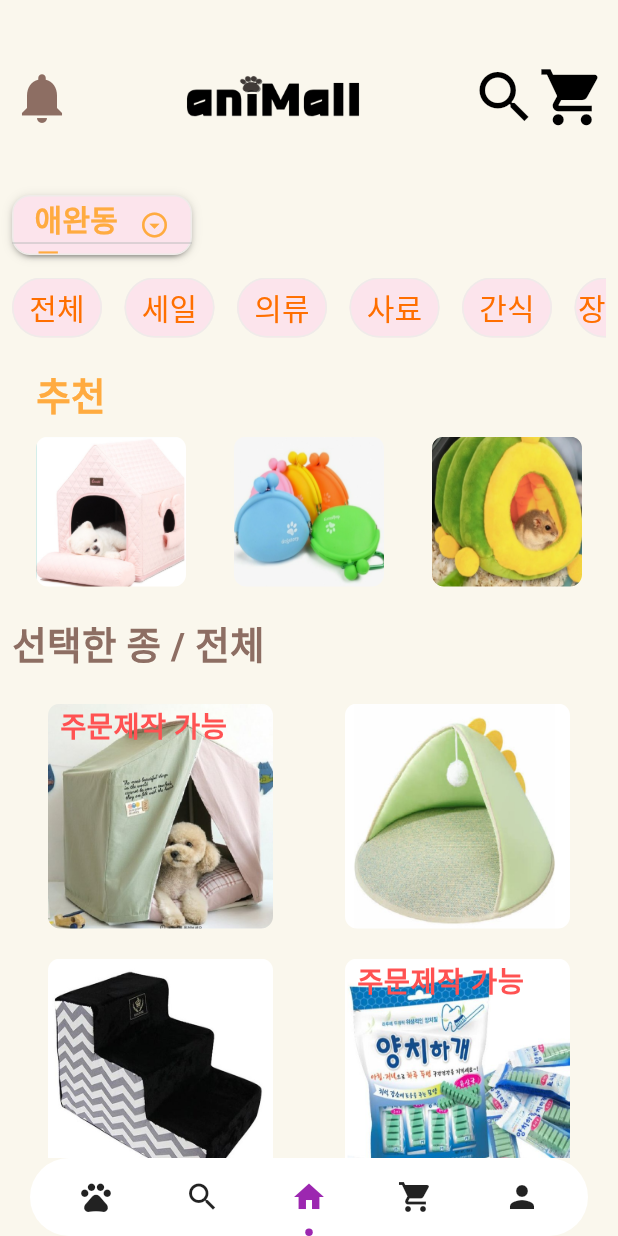
After one commit to KimShun/Final_ProjectBasic, a Flutter app: the SaleScreen screen opened directly, on a phone screen of 412 x 824 dp. The commit adds this screen. Run offline on Flutter 3.47's test engine with Material 3 defaults, Android fonts, the phone set to English and light mode, and no system bars; drawn by our look-alikes of dot_navigation_bar, dropdown_button2, group_button; our stand-ins replace bloc, card_swiper, circular_profile_avatar, cloud_firestore, equatable, firebase_auth and 8 more; missing offline and left inert: kakao_flutter_sdk_user; accounts and stored records are empty; Roboto replaces fonts that are missing (Jua).

Commit message:
SaleScreen.dart, SaleScreen_detail.dart creation

```diff
--- a/shopping_minna_pet/lib/main.dart
+++ b/shopping_minna_pet/lib/main.dart
@@ -18,15 +18,11 @@ import 'package:shopping_minna_pet/src/common/cubit/upload_cubit.dart';
 import 'package:shopping_minna_pet/src/common/repository/authentication_repository.dart';
 import 'package:shopping_minna_pet/src/common/repository/post_repository.dart';
 import 'package:shopping_minna_pet/src/common/repository/user_repository.dart';
-import 'package:shopping_minna_pet/src/event/event.dart';
-import 'package:shopping_minna_pet/src/event/event_cubit.dart';
-import 'package:shopping_minna_pet/src/event/write_event.dart';
 import 'package:shopping_minna_pet/src/post/post_cubit.dart';
 import 'package:shopping_minna_pet/src/post/write_post.dart';
 import 'package:shopping_minna_pet/src/profile/ProfileScreen.dart';
 import 'firebase_options.dart';
 
-import 'src/common/repository/event_repository.dart';
 import 'src/home.dart';
 import 'src/auth/login.dart';
 import 'src/auth/signup.dart';
@@ -78,7 +74,6 @@ class _MyAppState extends State<MyApp> {
         RepositoryProvider(create: (context) => AuthenticationRepository(FirebaseAuth.instance, null, null, null)),
         RepositoryProvider(create: (context) => UserRepository(db)),
         RepositoryProvider(create: (context) => PostRepository(db)),
-        RepositoryProvider(create: (context) => EventRepository(db)),
       ],
       child: MultiBlocProvider(
         providers: [
@@ -86,8 +81,7 @@ class _MyAppState extends State<MyApp> {
           BlocProvider(create: (context) => SignUpCubit(context.read<AuthenticationCubit>().state.user!, context.read<UserRepository>())),
           BlocProvider(create: (context) => UploadCubit(storage)),
           BlocProvider(create: (context) => PostCubit(context.read<AuthenticationCubit>().state.user!, context.read<PostRepository>())),
-          BlocProvider(create: (context) => NavigationCubit()),
-          BlocProvider(create: (context) => EventCubit(context.read<EventRepository>())),
+          BlocProvider(create: (context) => NavigationCubit())
         ],
         child: MaterialApp.router(
           theme: ThemeData(
@@ -129,14 +123,6 @@ final GoRouter _router = GoRouter(
     GoRoute(
       path: '/profile',
       builder: (context, state) => const ProfileScreen(),
-    ),
-    GoRoute(
-      path: '/events',
-      builder: (context, state) => const EventPageScreen(),
-    ),
-    GoRoute(
-      path: '/writeEvent',
-      builder: (context, state) => const WriteEventScreen(),
-    ),
+    )
   ]
 );
--- /dev/null
+++ b/shopping_minna_pet/lib/src/sale/SaleScreen.dart
@@ -0,0 +1,371 @@
+import 'package:flutter/material.dart';
+import 'package:flutter_bloc/flutter_bloc.dart';
+import 'package:go_router/go_router.dart';
+import 'package:dot_navigation_bar/dot_navigation_bar.dart';
+import 'package:shopping_minna_pet/src/common/cubit/navigation_cubit.dart';
+import 'package:shopping_minna_pet/src/common/cubit/authentication_cubit.dart';
+import 'package:dropdown_button2/dropdown_button2.dart';
+import 'package:group_button/group_button.dart';
+import 'package:shopping_minna_pet/src/common/component/app_text.dart';
+
+class SaleScreen extends StatefulWidget {
+
+  const SaleScreen({Key? key}) : super(key: key);
+  @override
+  _SaleScreenState createState() => _SaleScreenState();
+}
+
+class _SaleScreenState extends State<SaleScreen> {
+  final List<String> items = [
+    '강아지',
+    '고양이',
+    '토끼',
+    '기니피그',
+    '도마뱀',
+    '기타',
+
+  ];
+
+  String? selectedValue;
+
+
+  Widget ImageWithText(String imagePath, String text) {
+    return ClipRRect(
+      borderRadius: BorderRadius.circular(8.0),
+      child: Stack(
+        children: [
+          Image.asset(
+            imagePath,
+            width: 100,
+            height: 100,
+            fit: BoxFit.fill,
+          ),
+          Container(
+
+            child: Center(
+              child: Padding(
+                padding: const EdgeInsets.symmetric(horizontal: 8.0),
+                child: AppText(
+                  title: text,
+                  fontSize: 19.0,
+                  color: Colors.black87,
+                ),
+              ),
+            ),
+          ),
+        ],
+      ),
+    );
+  }
+
+
+
+
+  Widget ImageWithText2(String imagePath, String text) {
+    return ClipRRect(
+      borderRadius: BorderRadius.circular(8.0),
+      child: Stack(
+        children: [
+          Image.asset(
+            imagePath,
+            width: 150,
+            height: 150,
+            fit: BoxFit.fill,
+          ),
+
+          Container(
+
+            child: Center(
+              child: Padding(
+                padding: const EdgeInsets.symmetric(horizontal: 8.0),
+                child: AppText(
+                  title: text,
+                  fontSize: 19.0,
+                  color: Colors.redAccent,
+                ),
+
+              ),
+            ),
+          ),
+
+        ],
+      ),
+
+    );
+  }
+
+
+  @override
+  Widget build(BuildContext context) {
+    return Scaffold(
+      body: Padding(
+          padding: const EdgeInsets.symmetric(horizontal: 8.0),
+          child: Column(
+            children: [
+              ///
+              Row(
+                mainAxisAlignment: MainAxisAlignment.spaceBetween,
+                children: [
+                  Icon(Icons.notifications,
+                    color: Colors.brown[400],
+                    size: 40,
+
+                  ),
+                  Image.asset(
+                    "assets/app/logo2.png",
+                    width: 170,
+                    height: 130,
+
+                  ),
+                  Container(
+                      child: Row(
+                          children: [Icon(Icons.search,
+                            color: Colors.black, size: 45,),
+                            Icon(Icons.shopping_cart,
+                              color: Colors.black, size: 45,)
+                          ]))
+
+                ],),
+        Row(
+          //mainAxisAlignment: MainAxisAlignment.start,
+          children: [
+          DropdownButton2<String>(
+          isExpanded: true,
+          hint:  Row(
+            mainAxisAlignment: MainAxisAlignment.start,
+            children: [
+              Expanded(
+                child: AppText(
+                  title: "애완동물",
+                  fontSize: 20.0,
+                  color: Colors.orangeAccent,
+                ),
+              ),
+            ],
+          ),
+                  items: items
+                      .map((String item) =>
+                      DropdownMenuItem<String>(
+                        value: item,
+                        child: AppText(
+                          title: item,
+                          fontSize: 20.0,
+                          color: Colors.orangeAccent,
+                        ),
+                      ))
+                      .toList(),
+                  value: selectedValue,
+                  onChanged: (String? value) {
+                    setState(() {
+                      selectedValue = value;
+                    });
+                  },
+                  buttonStyleData: ButtonStyleData(
+                    height: 40,
+                    width: 120,
+                    padding: const EdgeInsets.only(left: 14, right: 14),
+                    decoration: BoxDecoration(
+                      borderRadius: BorderRadius.circular(12),
+                      border: Border.all(
+                          color: Colors.brown[50]!,
+                        //color: Colors.amber[900]!,
+                      ),
+                      color: Colors.pink[50],
+                    ),
+                    elevation: 2,
+                  ),
+                  iconStyleData:  IconStyleData(
+                    icon: Icon(
+                      Icons.arrow_drop_down_circle_outlined,
+                    ),
+                    iconSize: 20,
+                    iconEnabledColor: Colors.orangeAccent,
+                    iconDisabledColor: Colors.orangeAccent,
+                  ),
+                  dropdownStyleData: DropdownStyleData(
+                    maxHeight: 150,
+                    width: 150,
+                    decoration: BoxDecoration(
+                      borderRadius: BorderRadius.circular(14),
+                      border: Border.all(
+                        color: Colors.black38,
+                      ),
+                      color: Colors.pink[50],
+                    ),
+                    //offset: const Offset(0, 0),
+                    scrollbarTheme: ScrollbarThemeData(
+                      radius: const Radius.circular(10),
+                      thickness: MaterialStateProperty.all(6),
+                      thumbVisibility: MaterialStateProperty.all(true),
+                    ),
+                  ),
+                  menuItemStyleData: const MenuItemStyleData(
+                    height: 50,
+                  ),
+                ),
+              ],
+            ),
+              const SizedBox(height: 15),
+              SingleChildScrollView(
+                scrollDirection: Axis.horizontal,
+                  child:
+                  Row(children: [
+                    GroupButton(
+                      isRadio: true,
+                      buttons: ["전체", "세일", "의류", "사료", "간식", "장난감","미용", "기타"],
+                      options: GroupButtonOptions(
+                        selectedShadow: const [],
+                        selectedTextStyle: TextStyle(
+                          fontSize: 20,
+                          color: Colors.pink[900],
+                        ),
+                        selectedColor: Colors.pink[100],
+                        unselectedShadow: const [],
+                        unselectedColor: Colors.pink[50],
+                        unselectedTextStyle: TextStyle(
+                          fontSize: 20,
+                          color: Colors.amber[900],
+                        ),
+                        selectedBorderColor: Colors.pink[900],
+                        unselectedBorderColor: Colors.brown[50],
+                        borderRadius: BorderRadius.circular(100),
+                        spacing: 15,
+                        runSpacing: 20,
+                        groupingType: GroupingType.wrap,
+                        direction: Axis.horizontal,
+                        buttonHeight: 40,
+                        buttonWidth: 60,
+                        mainGroupAlignment: MainGroupAlignment.start,
+                        crossGroupAlignment: CrossGroupAlignment.start,
+                        groupRunAlignment: GroupRunAlignment.start,
+                        textAlign: TextAlign.center,
+                        textPadding: EdgeInsets.zero,
+                        alignment: Alignment.center,
+                        elevation: 0,
+                      ),
+
+
+                      onSelected: (String value, int index, bool isSelected) =>
+                          print('$value button at index $index is selected: $isSelected'),
+
+                    ),
+
+
+                  ])
+              ),
+              const SizedBox(height: 20),
+              Expanded(
+                child: ListView(
+                  children: [
+                    const Padding(
+                      padding: EdgeInsets.only(left: 16.0),
+                      child: AppText(
+                        title: "추천",
+                        fontSize: 25.0,
+                        color: Colors.orangeAccent,
+                      ),
+                    ),
+                    const SizedBox(height: 10),
+                    InkWell(
+                      onTap: () {
+                        context.push('/saledetail');
+                      },
+                      child: Row(
+                        mainAxisAlignment: MainAxisAlignment.spaceAround,
+                        children: [
+                          ImageWithText('assets/app/best1.png', ''),
+                          ImageWithText('assets/app/best2.png', ''),
+                          ImageWithText('assets/app/best3.png', ''),
+                        ],
+                      ),
+
+
+                    ),
+
+
+                    const SizedBox(height: 20),
+                    AppText(
+                      title: "선택한 종 / 전체",
+                      fontSize: 25.0,
+                      color: Colors.brown[400],
+                    ),
+                    const SizedBox(height: 20),
+                    Column(
+                      children: [
+                        InkWell(
+                          onTap: () {
+                            context.push('/saledetail');
+                          },
+                          child: Column(
+                            children: [Row(
+                              mainAxisAlignment: MainAxisAlignment.spaceAround,
+                              children: [
+                                ImageWithText2('assets/app/example.png', '주문제작 가능'),
+
+                                ImageWithText2('assets/app/example2.png', ''),
+
+                              ],
+                            ),
+                              const SizedBox(height: 20),
+                              Row(
+                                mainAxisAlignment: MainAxisAlignment.spaceAround,
+                                children: [
+                                  ImageWithText2('assets/app/example3.png', ''),
+                                  ImageWithText2('assets/app/example4.png', '주문제작 가능'),
+
+                                ],
+
+
+                              ),])
+
+
+                        ),
+                      ],
+                    )
+
+
+                  ],
+                ),
+              ),
+            ],
+          ),
+      ),
+
+
+      // 하단 네비게이션 바
+      bottomNavigationBar: DotNavigationBar(
+        itemPadding: const EdgeInsets.all(14),
+        marginR: const EdgeInsets.symmetric(horizontal: 20, vertical: 0),
+        paddingR: const EdgeInsets.symmetric(horizontal: 10, vertical: 0),
+        currentIndex: context.select<NavigationCubit, int>((value) =>
+        value.state.selectedNum!),
+        onTap: (index) {
+          context.read<NavigationCubit>().handleIndexChanged(index, context);
+        },
+        // dotIndicatorColor: Colors.black,
+        items: [
+          DotNavigationBarItem(
+            icon: const Icon(Icons.pets),
+            selectedColor: Colors.brown,
+          ),
+          DotNavigationBarItem(
+            icon: const Icon(Icons.search),
+            selectedColor: Colors.orange,
+          ),
+          DotNavigationBarItem(
+            icon: const Icon(Icons.home),
+            selectedColor: Colors.purple,
+          ),
+          DotNavigationBarItem(
+            icon: const Icon(Icons.shopping_cart),
+            selectedColor: Colors.black12,
+          ),
+          DotNavigationBarItem(
+            icon: const Icon(Icons.person),
+            selectedColor: Colors.teal,
+          ),
+        ],
+      ),
+    );
+  }
+}
--- a/shopping_minna_pet/pubspec.yaml
+++ b/shopping_minna_pet/pubspec.yaml
@@ -57,6 +57,8 @@ dependencies:
   uuid: ^4.4.0
   circular_profile_avatar: ^2.0.5
   card_swiper: ^3.0.1
+  dropdown_button2: ^2.3.8
+  group_button: ^5.3.4
 
 dev_dependencies:
   flutter_test:
```
Also changed, not shown: shopping_minna_pet/lib/src/common/cubit/navigation_cubit.dart (+9 -1 lines), shopping_minna_pet/lib/src/home.dart (+30 -43 lines), shopping_minna_pet/lib/src/sale/SaleScreen_detail.dart (added, +207 -0 lines), shopping_minna_pet/assets/app/example.png (added), shopping_minna_pet/assets/app/example2.png (added), shopping_minna_pet/assets/app/example3.png (added), shopping_minna_pet/assets/app/example4.png (added), shopping_minna_pet/assets/app/example5.png (added), shopping_minna_pet/assets/app/logo2.png (added), shopping_minna_pet/assets/app/sale1.png (added), shopping_minna_pet/assets/app/sale2.png (added), shopping_minna_pet/assets/app/sale3.png (added), shopping_minna_pet/pubspec.lock.
